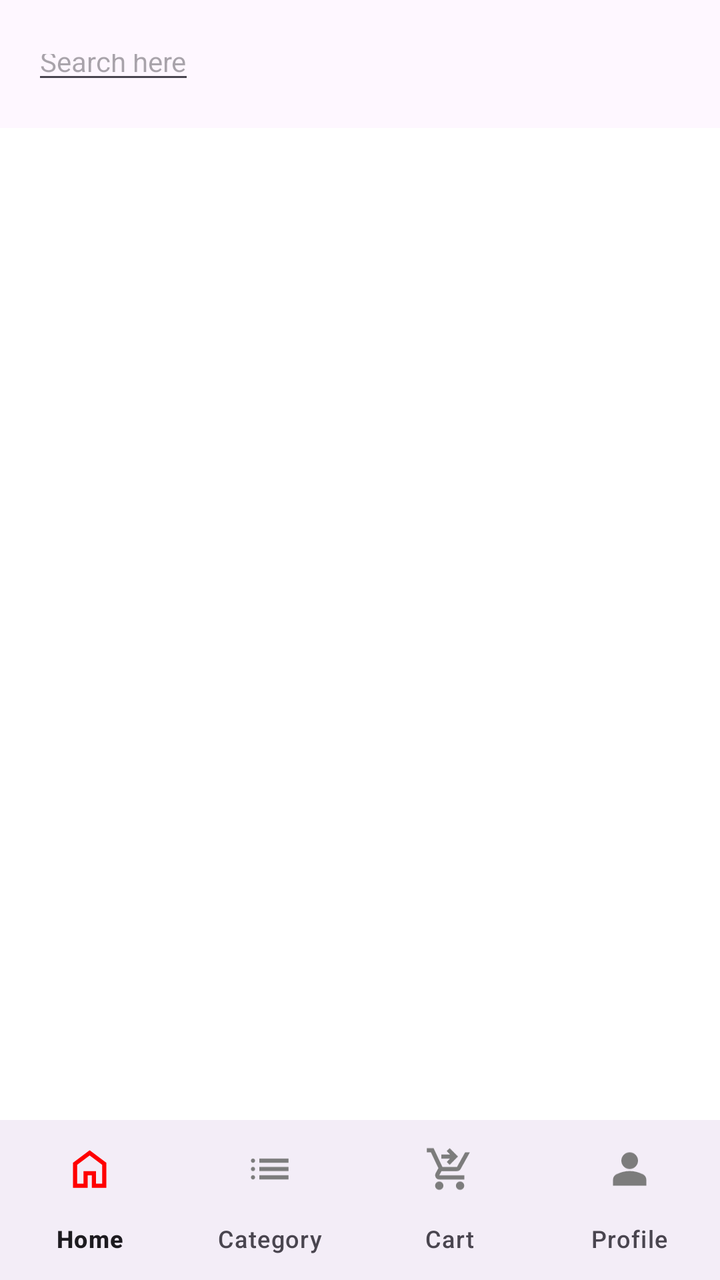
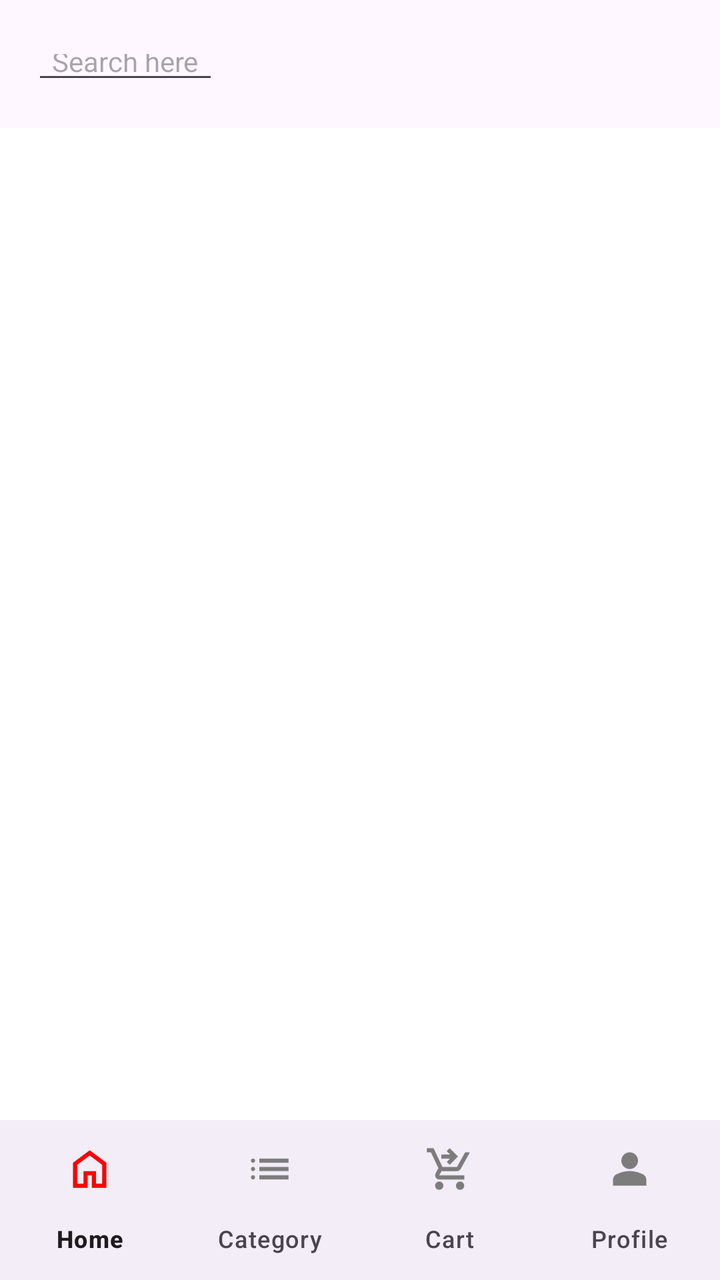

The first picture is an Android layout as it rendered before a commit; the second is the same layout after the commit. The layout source and the unified diff follow.
<!-- AndroidManifest.xml: application theme Theme.EShop -->
<!-- res/layout/activity_main.xml -->
<?xml version="1.0" encoding="utf-8"?>
<androidx.drawerlayout.widget.DrawerLayout xmlns:android="http://schemas.android.com/apk/res/android"
    xmlns:app="http://schemas.android.com/apk/res-auto"
    xmlns:tools="http://schemas.android.com/tools"
    android:id="@+id/drawerLayout"
    android:layout_width="match_parent"
    android:layout_height="match_parent"
    tools:context=".activity.MainActivity">


    <LinearLayout
        android:layout_width="match_parent"
        android:layout_height="match_parent"
        android:orientation="vertical">
        
        <com.google.android.material.appbar.MaterialToolbar
            android:layout_width="match_parent"
            android:layout_height="wrap_content">

            <EditText
                android:layout_width="wrap_content"
                android:layout_height="30dp"
                android:layout_marginStart="10dp"
                android:layout_marginEnd="10dp"
                android:textSize="14sp"
                android:hint="@string/search_hint"/>


        </com.google.android.material.appbar.MaterialToolbar>

        <androidx.fragment.app.FragmentContainerView
            android:layout_width="match_parent"
            android:background="#FFFFFF"
            android:layout_height="0dp"
            android:layout_weight="1" />

        <com.google.android.material.bottomnavigation.BottomNavigationView
            android:layout_width="match_parent"
            android:layout_height="wrap_content"
            app:itemIconTint="@color/nav_item_colors"
            app:labelVisibilityMode="labeled"
            app:menu="@menu/bottom_nav_menu"
            app:itemIconSize="25dp"/>
    </LinearLayout>

    <com.google.android.material.navigation.NavigationView
        android:layout_width="match_parent"
        android:layout_height="match_parent"
        android:layout_gravity="start"
        app:headerLayout="@layout/side_nav_header"
        app:menu="@menu/side_nav_menu"
        app:itemIconTint="@color/nav_item_colors"
        app:itemIconSize="25dp"
        />



</androidx.drawerlayout.widget.DrawerLayout>
<!-- res/layout/side_nav_header.xml (included above) -->
<?xml version="1.0" encoding="utf-8"?>
<FrameLayout xmlns:android="http://schemas.android.com/apk/res/android"
    xmlns:tools="http://schemas.android.com/tools"
    android:layout_width="match_parent"
    android:layout_height="match_parent">

    <ImageView
        android:layout_width="100dp"
        android:layout_height="100dp"
        android:layout_gravity="bottom"
        android:layout_margin="20dp"
        tools:srcCompact="@tools:sample/avatars"/>

    <TextView
        android:layout_width="wrap_content"
        android:layout_height="wrap_content"
        android:text="Kalhara"
        android:layout_gravity="center_vertical"
        android:layout_marginStart="125dp"/>

    <TextView
        android:layout_width="wrap_content"
        android:layout_height="wrap_content"
        android:layout_gravity="center_vertical"
        android:layout_marginStart="125dp"
        android:layout_marginTop="20dp"
        android:text="kalharaweragoda@gmail.com"/>

</FrameLayout>
<!-- resources referenced by this layout -->
<resources>
  <string name="search_hint">Search here</string>
  <style name="Theme.EShop" parent="Theme.Material3.DayNight.NoActionBar">
          
          <item name="colorPrimary">@color/purple_500</item>
          <item name="colorPrimaryVariant">@color/purple_700</item>
          <item name="colorOnPrimary">@color/white</item>
          
          <item name="colorSecondary">@color/teal_200</item>
          <item name="colorSecondaryVariant">@color/teal_700</item>
          <item name="colorOnSecondary">@color/black</item>
          
          <item name="android:statusBarColor">?attr/colorPrimaryVariant</item>
          
  
          
          
  
      </style>
  <color name="purple_500">#FF6200EE</color>
  <color name="purple_700">#FF3700B3</color>
  <color name="white">#FFFFFFFF</color>
  <color name="teal_200">#FF03DAC5</color>
  <color name="teal_700">#FF018786</color>
  <color name="black">#FF000000</color>
</resources>

<!-- the commit's change to res/layout/activity_main.xml (unified diff, before → after) -->
@@ -23,7 +23,9 @@
                 android:layout_marginStart="10dp"
                 android:layout_marginEnd="10dp"
                 android:textSize="14sp"
-                android:hint="@string/search_hint"/>
+                android:hint="@string/search_hint"
+                android:paddingStart="10dp"
+                android:paddingEnd="10dp"/>
 
 
         </com.google.android.material.appbar.MaterialToolbar>
